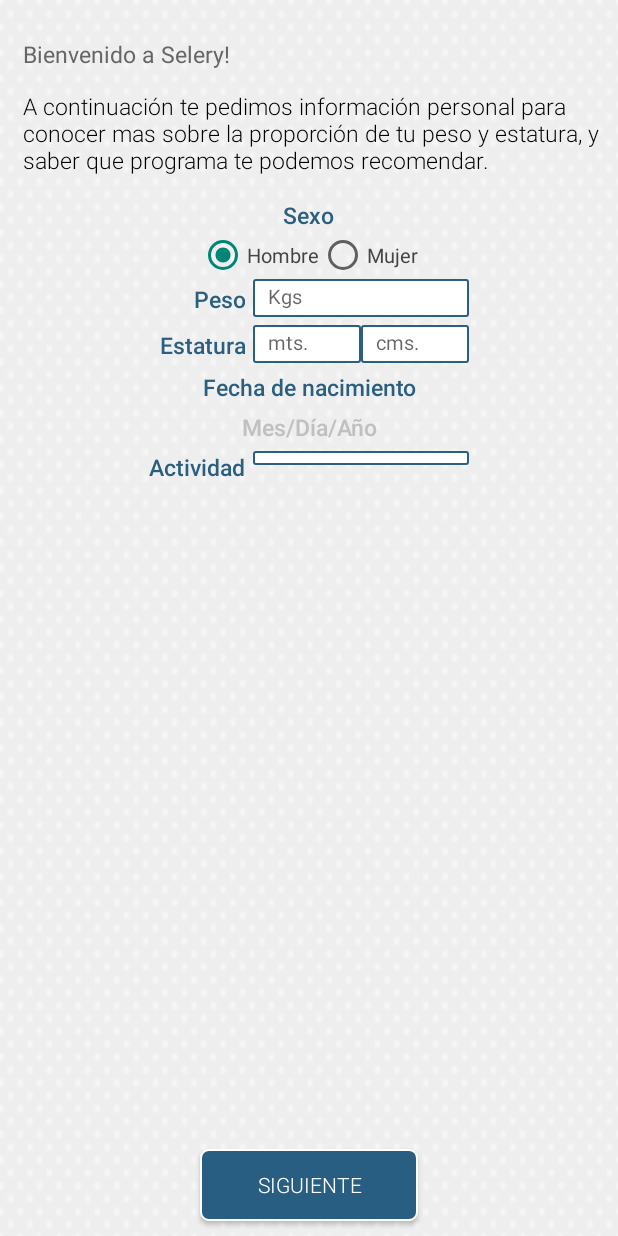
After one commit to selery/Selery, an Android app: the layout activity_personal_information.xml on its own in the app's theme, with its tools: preview values and no code run, on a phone screen of 412 x 824 dp. The commit adds this screen. Run offline under Robolectric (Android 15) with nearby library versions, the phone set to English and light mode, and no system bars.

Commit message:
ultimos cambios

```diff
--- a/app/src/main/java/mx/selery/library/io/ApiConstants.java
+++ b/app/src/main/java/mx/selery/library/io/ApiConstants.java
@@ -4,6 +4,6 @@
  * Created by htorres on 24/02/2016.
  */
 public class ApiConstants {
-    public static final String BASE_URL = "http://192.168.0.3";
+    public static final String BASE_URL = "http://192.168.0.6";
 
 }
--- a/app/src/main/java/mx/selery/library/io/SeleryApiService.java
+++ b/app/src/main/java/mx/selery/library/io/SeleryApiService.java
@@ -2,6 +2,7 @@
 
 import java.util.List;
 
+import mx.selery.entity.Activity;
 import mx.selery.entity.AvailableProgram;
 import mx.selery.entity.Credentials;
 import mx.selery.entity.Program;
@@ -31,6 +32,9 @@
     @GET("/Selery/api/registration/")
     void getUserByFacebookID(@Query("facebookID") Long id, Callback<User> cb);
 
+    @GET("/Selery/api/registration/getactivity")
+    void getActivity(Callback<List<Activity>> cb);
+
     @POST("/Selery/api/registration/new")
     void createUser(@Body User user,Callback<User> cb);
 
--- /dev/null
+++ b/app/src/main/res/drawable/edittext_background2.xml
@@ -0,0 +1,12 @@
+<?xml version="1.0" encoding="utf-8"?>
+<shape xmlns:android="http://schemas.android.com/apk/res/android" android:thickness="0dp" android:shape="rectangle">
+    <stroke android:width="1dp"
+        android:color="#2B5F7F"/>
+    <gradient android:angle="-90" android:startColor="#FFFFFF" android:endColor="#FFFFFF" />
+    <corners android:radius="1dp"/>
+
+    <padding android:left="10dp"
+        android:top="5dp"
+        android:right="10dp"
+        android:bottom="5dp"/>
+</shape>
--- /dev/null
+++ b/app/src/main/res/drawable/spinner_background.xml
@@ -0,0 +1,14 @@
+<?xml version="1.0" encoding="utf-8"?>
+<selector xmlns:android="http://schemas.android.com/apk/res/android">
+    <item>
+        <shape>
+            <gradient android:angle="90" android:endColor="#FFFFFF" android:startColor="#FFFFFF" android:type="linear" />
+            <stroke android:width="1dp" android:color="#2B5F7F" />
+            <corners android:radius="1dp" />
+            <padding android:left="10dp"
+                android:top="5dp"
+                android:right="10dp"
+                android:bottom="5dp"/>
+        </shape>
+    </item>
+</selector>
--- /dev/null
+++ b/app/src/main/res/layout/activity_personal_information.xml
@@ -0,0 +1,178 @@
+<?xml version="1.0" encoding="utf-8"?>
+<LinearLayout xmlns:android="http://schemas.android.com/apk/res/android"
+    android:orientation="vertical"
+    android:layout_width="fill_parent"
+    android:layout_height="fill_parent"
+    android:background="@mipmap/puntos">
+    <TextView
+        android:layout_width="wrap_content"
+        android:layout_height="wrap_content"
+        android:text="@string/reg_personal_information_msg1"
+        android:textColor="#666666"
+        android:fontFamily="sans-serif-regular"
+        android:textSize="15sp"
+        android:layout_alignParentLeft="true"
+        android:layout_marginLeft="15dp"
+        android:layout_marginTop="25dp" />
+    <TextView
+        android:layout_width="wrap_content"
+        android:layout_height="wrap_content"
+        android:text="@string/reg_personal_information_msg2"
+        android:textColor="#000000"
+        android:fontFamily="sans-serif-light"
+        android:textSize="15sp"
+        android:layout_alignParentLeft="true"
+        android:layout_marginLeft="15dp"
+        android:layout_marginTop="13dp" />
+    <!--Sexo-->
+    <TextView
+        android:layout_width="wrap_content"
+        android:layout_height="wrap_content"
+        android:text="@string/reg_personal_information_gender"
+        style="@style/label1"
+        android:layout_gravity="center_horizontal"
+        android:layout_marginTop="15dp" />
+    <RadioGroup
+        android:id="@+id/radiogroup_sex"
+        android:layout_width="wrap_content"
+        android:layout_height="wrap_content"
+        android:layout_gravity="center_horizontal"
+        android:orientation="horizontal">
+        <RadioButton
+            android:id="@+id/radiobutton_male"
+            android:layout_width="wrap_content"
+            android:layout_height="wrap_content"
+            android:text="@string/reg_personal_information_male"
+            android:checked="true"
+            android:textColor="#444444"
+            android:textSize="13sp" />
+        <RadioButton
+            android:id="@+id/radiobutton_female"
+            android:layout_width="wrap_content"
+            android:layout_height="wrap_content"
+            android:text="@string/reg_personal_information_female"
+            android:textColor="#444444"
+            android:textSize="13sp" />
+    </RadioGroup>
+    <TableLayout
+        android:layout_width="wrap_content"
+        android:layout_height="wrap_content"
+        android:layout_gravity="center">
+        <TableRow
+            android:layout_width="fill_parent"
+            android:layout_height="fill_parent">
+            <TextView
+                android:id="@+id/text_weight"
+                android:text="@string/reg_personal_information_weight"
+                android:layout_width="wrap_content"
+                android:layout_height="wrap_content"
+                android:gravity="right"
+                android:layout_marginRight="5dp"
+                style="@style/label1" />
+            <EditText
+                android:id="@+id/edittext_weight"
+                android:layout_width="145dp"
+                android:layout_height="25dp"
+                android:inputType="text"
+                android:numeric="integer"
+                android:digits="0123456789"
+                android:hint="@string/reg_personal_information_kg"
+                style="@style/editInput2"
+                android:imeOptions="actionNext"
+                android:layout_span="2" />
+        </TableRow>
+        <TableRow
+            android:layout_width="fill_parent"
+            android:layout_height="fill_parent"
+            android:layout_marginTop="5dp">
+            <TextView
+                android:id="@+id/text_height"
+                android:layout_width="wrap_content"
+                android:layout_height="wrap_content"
+                android:text="@string/reg_personal_information_height"
+                android:gravity="right"
+                android:layout_marginRight="5dp"
+                android:textColor="#2B5F7F"
+                android:fontFamily="sans-serif-medium"
+                style="@style/label1" />
+            <EditText
+                android:id="@+id/edittext_heightint"
+                android:layout_width="72dp"
+                android:inputType="text"
+                style="@style/editInput2"
+                android:hint="@string/reg_personal_information_meters"
+                android:numeric="integer"
+                android:digits="0123456789"
+                android:imeOptions="actionNext" />
+            <EditText
+                android:id="@+id/edittext_heightdect"
+                android:layout_width="72dp"
+                android:inputType="text"
+                style="@style/editInput2"
+                android:hint="@string/reg_personal_information_cms"
+                android:numeric="integer"
+                android:digits="0123456789"
+                android:imeOptions="actionDone" />
+        </TableRow>
+        <TableRow
+            android:layout_width="fill_parent"
+            android:layout_height="fill_parent"
+            android:layout_marginTop="5dp">
+            <TextView
+                android:text="@string/reg_personal_information_birthdate"
+                android:layout_width="wrap_content"
+                android:layout_height="wrap_content"
+                android:gravity="center"
+                android:layout_span="3"
+                style="@style/label1" />
+        </TableRow>
+        <TableRow
+            android:layout_width="fill_parent"
+            android:layout_height="fill_parent"
+            android:layout_marginTop="5dp">
+            <TextView
+                android:id="@+id/text_birthdate"
+                android:text="@string/reg_personal_information_birthdateformat"
+                android:layout_width="wrap_content"
+                android:layout_height="wrap_content"
+                android:gravity="center"
+                android:layout_span="3"
+                android:textColor="#C0C0C0"
+                style="@style/label1" />
+        </TableRow>
+        <TableRow
+            android:layout_width="fill_parent"
+            android:layout_height="fill_parent"
+            android:layout_marginTop="5dp">
+            <TextView
+                android:id="@+id/text_activity"
+                android:layout_width="wrap_content"
+                android:layout_height="wrap_content"
+                android:text="@string/reg_personal_information_activity"
+                android:gravity="right"
+                android:layout_marginRight="5dp"
+                android:textColor="#2B5F7F"
+                android:fontFamily="sans-serif-medium"
+                style="@style/label1" />
+            <Spinner
+                android:drawSelectorOnTop="true"
+                android:id="@+id/spinner_actividad"
+                android:prompt="@string/reg_personal_information_activityprompt"
+                android:layout_span="2"
+                style="@style/SpinnerStyle" />
+        </TableRow>
+    </TableLayout>
+    <!--Continuar-->
+    <FrameLayout
+        android:layout_width="fill_parent"
+        android:layout_height="fill_parent">
+        <Button
+            android:id="@+id/button_save"
+            android:layout_width="145dp"
+            android:layout_height="wrap_content"
+            android:text="@string/reg_personal_information_infcontinue"
+            style="@style/button3"
+            android:layout_gravity="center_horizontal|bottom"
+            android:layout_marginBottom="10dp" />
+    </FrameLayout>
+</LinearLayout>
--- /dev/null
+++ b/app/src/main/res/layout/spinner_item.xml
@@ -0,0 +1,6 @@
+<?xml version="1.0" encoding="utf-8"?>
+<TextView xmlns:android="http://schemas.android.com/apk/res/android"
+    android:id="@+id/text_spinnerdata"
+    style="@style/SpinnerItemStyle"
+    android:layout_width="145sp"
+    android:layout_height="25dp" />
--- a/app/src/main/res/values/strings.xml
+++ b/app/src/main/res/values/strings.xml
@@ -1,7 +1,5 @@
 <resources>
     <string name="app_name">Selery</string>
-    <string name="endpoint">http://192.168.0.3/Selery/api</string>
-
     <!--miscellaneous-->
     <string name="misc_please_wait">Espere un momento</string>
     <string name="misc_required_field">Campo requerido</string>
@@ -17,7 +15,6 @@
     <string name="misc_Settings">Ajustes</string>
     <string name="misc_Profile">Perfil</string>
     <string name="misc_ChangePassword">Cambiar password</string>
-
 
     <!--Registration-->
     <string name="reg_register">Registrarme</string>
@@ -37,7 +34,21 @@
     <string name="reg_program_change_question">Actualmente tiene un programa pendiente de iniciar, desea cambiar de programa?</string>
     <string name="reg_email_login">Ingresar con mi email</string>
     <string name="reg_access_denied">Acceso denegado.</string>
-
+    <string name="reg_personal_information_msg1">Bienvenido a Selery!</string>
+    <string name="reg_personal_information_msg2">A continuación te pedimos información personal para conocer mas sobre la proporción de tu peso y estatura, y saber que programa te podemos recomendar.</string>
+    <string name="reg_personal_information_gender">Sexo</string>
+    <string name="reg_personal_information_male">Hombre</string>
+    <string name="reg_personal_information_female">Mujer</string>
+    <string name="reg_personal_information_weight">Peso</string>
+    <string name="reg_personal_information_kg">Kgs</string>
+    <string name="reg_personal_information_height">Estatura</string>
+    <string name="reg_personal_information_meters">mts.</string>
+    <string name="reg_personal_information_cms">cms.</string>
+    <string name="reg_personal_information_birthdate">Fecha de nacimiento</string>
+    <string name="reg_personal_information_birthdateformat">Mes/Día/Año</string>
+    <string name="reg_personal_information_activity">Actividad</string>
+    <string name="reg_personal_information_activityprompt">Seleccionar actividad</string>
+    <string name="reg_personal_information_infcontinue">Siguiente</string>
 
     <!--Workout-->
     <string name="wkt_program_item_BGColor">#00C7BE</string>
--- a/app/src/main/res/values/styles.xml
+++ b/app/src/main/res/values/styles.xml
@@ -62,4 +62,36 @@
         <item name="android:layout_height">40dp</item>
     </style>
 
+    <style name="label1">
+        <item name="android:typeface">sans</item>
+        <item name="android:textStyle">normal</item>
+        <item name="android:fontFamily">sans-serif-medium</item>
+        <item name="android:textColor">#2B5F7F</item>
+        <item name="android:textSize">15sp</item>
+    </style>
+
+    <style name="editInput2">
+        <item name="android:fontFamily">sans-serif-regular</item>
+        <item name="android:textSize">13sp</item>
+        <item name="android:background">@drawable/edittext_background2</item>
+        <item name="android:textColor">#444444</item>
+        <item name="android:layout_width">145dp</item>
+        <item name="android:layout_height">25dp</item>
+    </style>
+
+    <style name="SpinnerStyle" >
+        <item name="android:background">@drawable/spinner_background</item>
+        <item name="android:fontFamily">sans-serif-regular</item>
+        <item name="android:textSize">13sp</item>
+        <item name="android:textColor">#444444</item>
+    </style>
+
+    <style name="SpinnerItemStyle" >
+        <item name="android:fontFamily">sans-serif-regular</item>
+        <item name="android:textSize">13sp</item>
+        <item name="android:textColor">#444444</item>
+        <item name="android:singleLine">true</item>
+        <item name="android:background">#ffffff</item>
+    </style>
+
 </resources>
```
Also changed, not shown: app/src/main/AndroidManifest.xml (+14 -18 lines), app/src/main/java/mx/selery/entity/Activity.java (added, +44 -0 lines), app/src/main/java/mx/selery/selery/PersonalInformation.java (added, +99 -0 lines), app/src/main/java/mx/selery/selery/ProgramStartActivity.java (+13 -0 lines), app/src/main/java/mx/selery/selery/SpinAdapter.java (added, +55 -0 lines), app/src/main/java/mx/selery/selery/EmailRegistrationActivity.java (indentation only).
